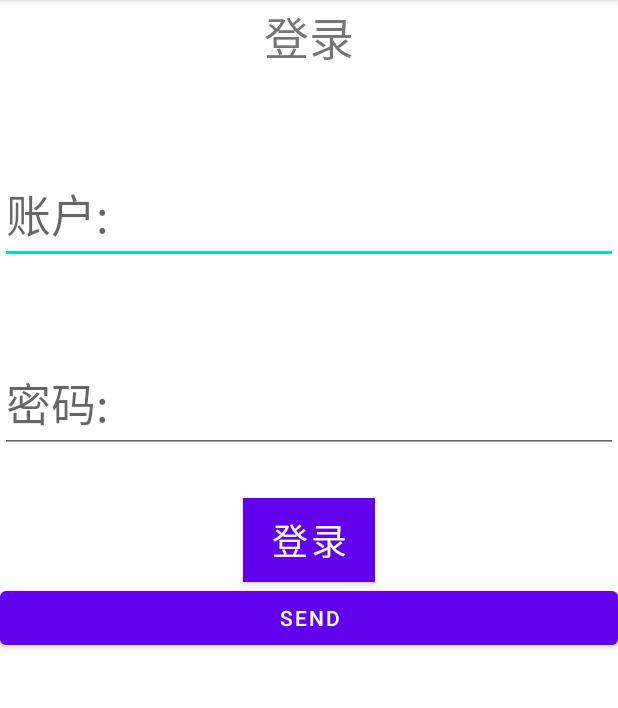
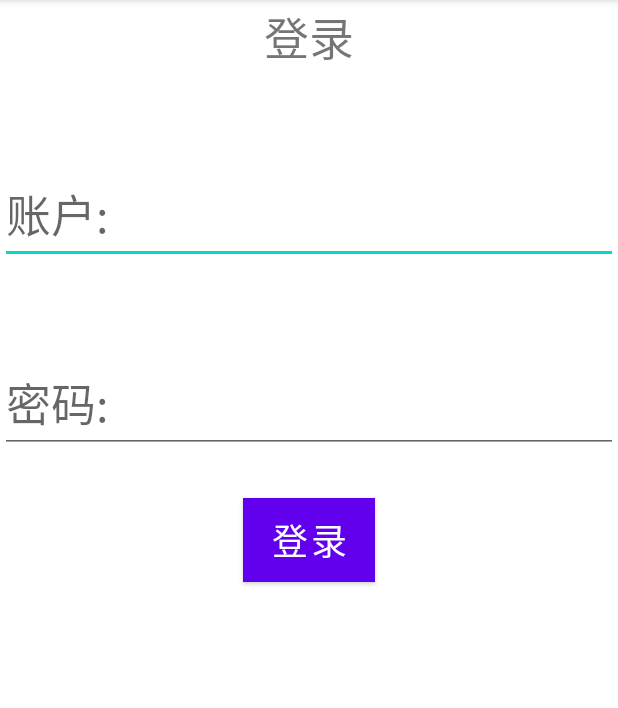
Before and after one commit to 0xWilliamWang/simultanceous-video-playback-android, an Android app: the screen it shows after launch (MainActivity), after a tap on "登录", on a phone screen of 412 x 824 dp, the part 84-792 px from its top. Run offline under Robolectric (Android 15) with nearby library versions, the phone set to English and light mode, and no system bars.

```diff
--- a/app/src/main/java/com/example/practiceandroid/MainActivity.kt
+++ b/app/src/main/java/com/example/practiceandroid/MainActivity.kt
@@ -6,8 +6,7 @@ import android.os.Bundle
 import android.util.Log
 import android.widget.Toast
 import com.example.practiceandroid.databinding.LoginBinding
-import java.io.BufferedReader
-import java.io.InputStreamReader
+import java.io.*
 import java.lang.Exception
 import java.lang.StringBuilder
 import java.net.HttpURLConnection
@@ -16,17 +15,26 @@ import kotlin.concurrent.thread
 
 class MainActivity : AppCompatActivity() {
     private lateinit var binding: LoginBinding
-    private fun sendHttp() {
+    private fun loginVerify() {
         thread {
             var conn: HttpURLConnection? = null
             try {
-                var response = StringBuilder()
-                var url = URL("http://blog.wangkaixuan.com/technical/")
+                val response = StringBuilder()
+                val url = URL("http://192.168.50.174:18605/login/")
                 conn = url.openConnection() as HttpURLConnection
-                conn.requestMethod = "GET"
+                conn.requestMethod = "POST"
                 conn.connectTimeout = 8000
                 conn.readTimeout = 8000
-                var input = conn.inputStream
+                conn.setRequestProperty("Content-Type","application/json")
+                conn.setRequestProperty("Accept","application/json")
+                val out:OutputStream = conn.outputStream
+                val writer = BufferedWriter(OutputStreamWriter(out,"UTF-8"))
+                writer.write("{\"account\":\"WangKaixuan1\",\"password\":\"wkxpassword\"}")
+                writer.flush()
+                writer.close()
+                out.close()
+
+                val input = conn.inputStream
                 val reader = BufferedReader(InputStreamReader(input))
                 reader.use {
                     reader.forEachLine {
@@ -34,6 +42,13 @@ class MainActivity : AppCompatActivity() {
                     }
                 }
                 Log.d("http", response.toString())
+
+                if (binding.account.text.toString() == "wkx" && binding.password.text.toString() == "123") {
+                    val intent = Intent(this, video::class.java)
+                    startActivity(intent)
+                } else {
+                    Toast.makeText(this, "账户或密码错误，请重试", Toast.LENGTH_SHORT).show()
+                }
             } catch (e: Exception) {
                 e.printStackTrace()
             } finally {
@@ -47,17 +62,9 @@ class MainActivity : AppCompatActivity() {
         super.onCreate(savedInstanceState)
         var binding = LoginBinding.inflate(layoutInflater)
         setContentView(binding.root)
-        binding.send.setOnClickListener {
-            Log.d("log", "sendHttp")
-        }
+
         binding.login.setOnClickListener {
-
-            if (binding.account.text.toString() == "wkx" && binding.password.text.toString() == "123") {
-                val intent = Intent(this, video::class.java)
-                startActivity(intent)
-            } else {
-                Toast.makeText(this, "账户或密码错误，请重试", Toast.LENGTH_SHORT).show()
-            }
+            loginVerify()
         }
     }
 }
--- a/app/src/main/res/layout/login.xml
+++ b/app/src/main/res/layout/login.xml
@@ -41,19 +41,4 @@
         android:text="@string/login"
         android:layout_marginTop="30sp"
         android:layout_gravity="center"/>
-
-    <Button
-        android:id="@+id/send"
-        android:text="Send"
-        android:layout_width="match_parent"
-        android:layout_height="wrap_content"/>
-
-    <ScrollView
-        android:layout_width="match_parent"
-        android:layout_height="match_parent" >
-        <TextView
-            android:id="@+id/response"
-            android:layout_width="match_parent"
-            android:layout_height="wrap_content"/>
-    </ScrollView>
 </LinearLayout>
```
